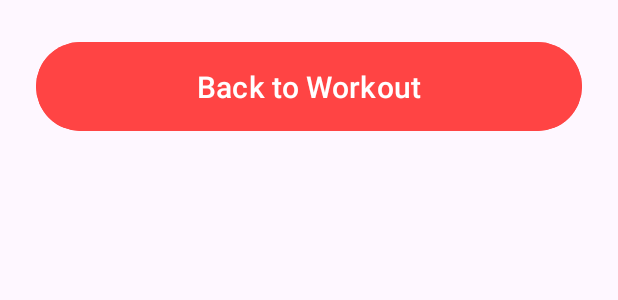
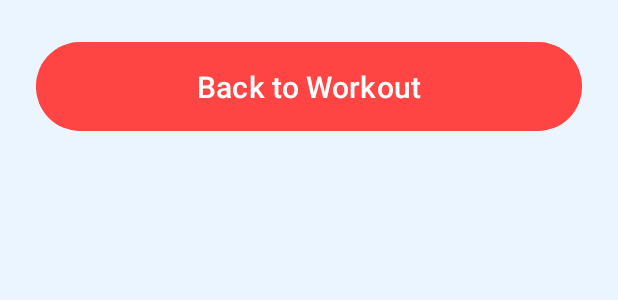
Before and after one commit to kar5252/CMSC-434-Health-App, an Android app: the layout fragment_previous_workouts.xml on its own in the app's theme, with its tools: preview values and no code run, on a phone screen of 412 x 824 dp. Shown: the top 300 px of the screen. Run offline under Robolectric (Android 15) with nearby library versions, the phone set to English and light mode, and no system bars.

Commit message:
finalized workout

```diff
--- a/app/src/main/res/layout/fragment_previous_workouts.xml
+++ b/app/src/main/res/layout/fragment_previous_workouts.xml
@@ -3,6 +3,7 @@
     android:layout_width="match_parent"
     android:layout_height="match_parent"
     android:orientation="vertical"
+    android:background="#ebf5ff"
     android:padding="24dp">
 
     <Button
```
